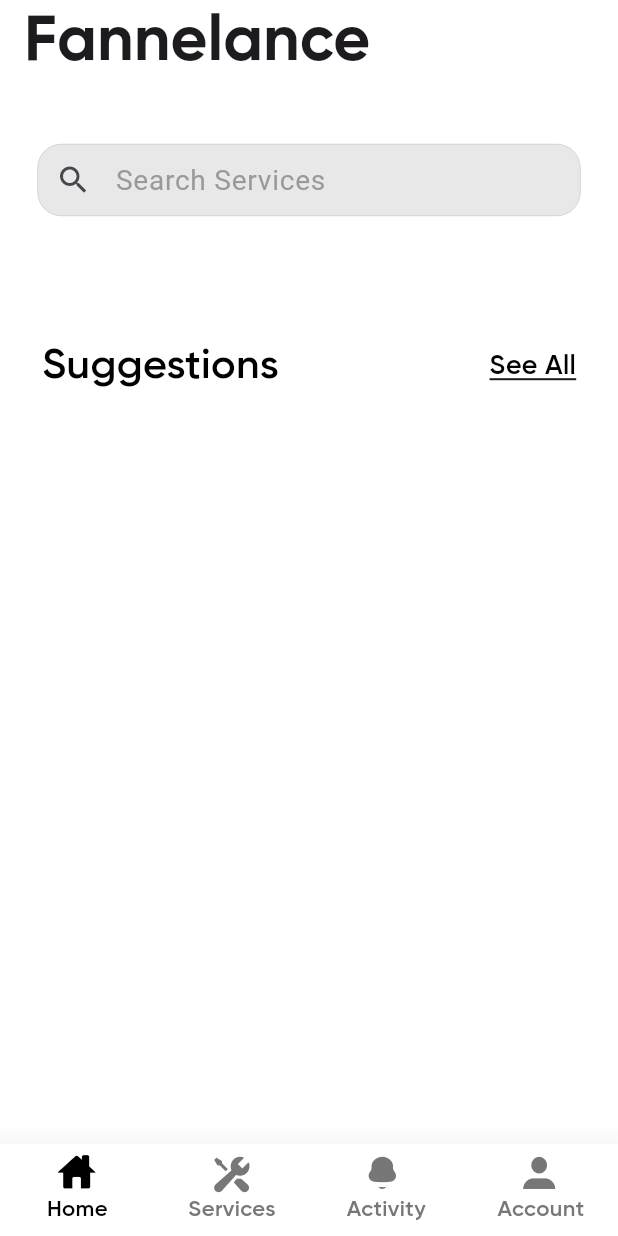
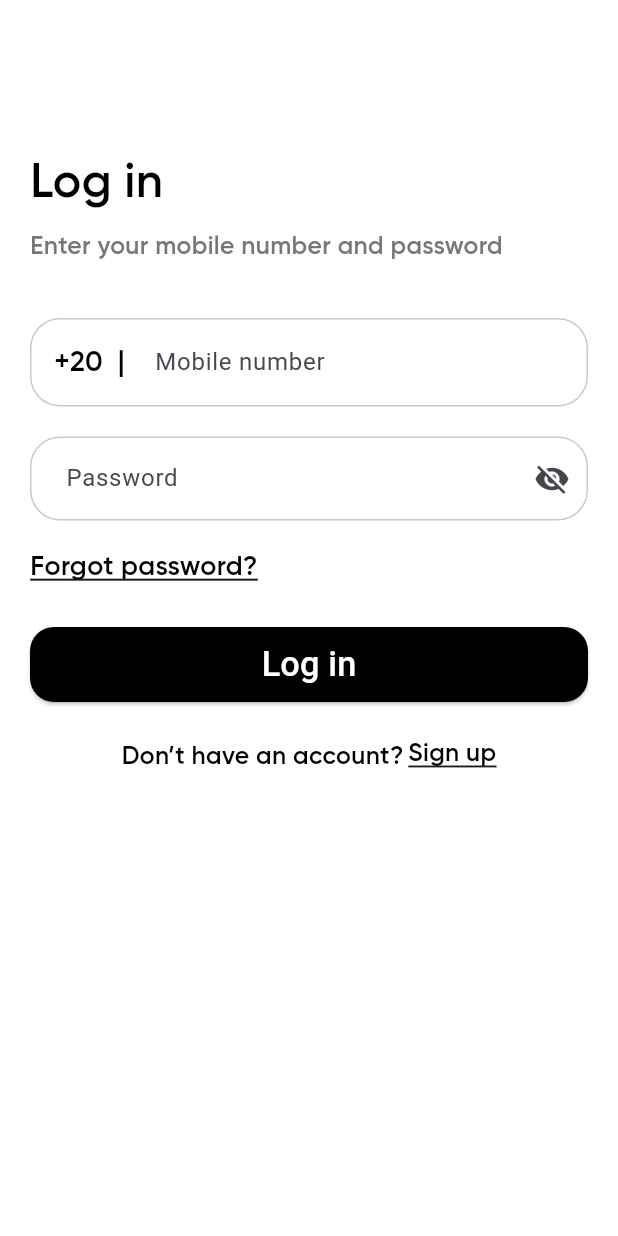
Before and after one commit to Fannelance/User-Flutter-App, a Flutter app: the screen it shows after launch, on a phone screen of 412 x 824 dp. Run offline on Flutter 3.47's test engine with Material 3 defaults, Android fonts, the phone set to English and light mode, and no system bars; drawn by our look-alikes of searchfield; our stand-ins replace dio, flutter_dotenv, flutter_secure_storage, iconsax, jwt_decoder; missing offline and left inert: flutter_stripe.

Commit message:
feat: Add authentication

```diff
--- a/lib/main.dart
+++ b/lib/main.dart
@@ -1,29 +1,41 @@
+import 'package:fannelance/core/constants.dart';
+import 'package:fannelance/views/login_view.dart';
 import 'package:fannelance/widgets/nav_bar_widget.dart';
 import 'package:flutter/material.dart';
 import 'package:flutter_dotenv/flutter_dotenv.dart';
+import 'package:flutter_secure_storage/flutter_secure_storage.dart';
 import 'package:flutter_stripe/flutter_stripe.dart';
+import 'package:jwt_decoder/jwt_decoder.dart';
 
 void main() async {
   await dotenv.load(fileName: '.env');
-
+  var secureStorage = const FlutterSecureStorage();
+  final String token = await secureStorage.read(key: 'token') ?? "";
   Stripe.publishableKey = dotenv.env['publishableKey']!;
-  runApp(const Fannelance());
+  runApp(Fannelance(token: token));
 }
 
 class Fannelance extends StatelessWidget {
-  const Fannelance({super.key});
+  final String? token;
+  const Fannelance({
+    required this.token,
+    super.key,
+  });
+
 
   @override
   Widget build(BuildContext context) {
     return MaterialApp(
       debugShowCheckedModeBanner: false,
-      home: const NavBarWidget(),
+      home: (JwtDecoder.isExpired(token!))
+          ? const LoginView()
+          : const NavBarWidget(),
       theme: ThemeData(
-        scaffoldBackgroundColor: const Color(0xffFFFFFF),
-        canvasColor: const Color(0xffFFFFFF),
+        scaffoldBackgroundColor: white,
+        canvasColor: white,
         textTheme: const TextTheme(
           bodyMedium: TextStyle(
-            color: Color(0xff000000),
+            color: black,
             fontFamily: 'Gilroy-SemiBold',
           ),
         ),
--- /dev/null
+++ b/lib/views/login_view.dart
@@ -0,0 +1,86 @@
+import 'dart:convert';
+import 'package:dio/dio.dart';
+import 'package:fannelance/core/utils.dart';
+import 'package:fannelance/views/signup_view.dart';
+import 'package:fannelance/widgets/authentication_body_widget.dart';
+import 'package:fannelance/widgets/nav_bar_widget.dart';
+import 'package:flutter/material.dart';
+import 'package:flutter_dotenv/flutter_dotenv.dart';
+import 'package:flutter_secure_storage/flutter_secure_storage.dart';
+
+class LoginView extends StatelessWidget {
+  const LoginView({super.key});
+
+  @override
+  Widget build(BuildContext context) {
+    final double screenWidth = MediaQuery.of(context).size.width;
+    const secureStorage =  FlutterSecureStorage();
+
+    Future<void> loginRequest() async {
+      try {
+        await dotenv.load(fileName: '.env');
+        final String? serverURL = dotenv.env['serverURL'];
+
+        Dio dio = Dio();
+        String url = '$serverURL/user/login';
+        Map<String, dynamic> data = {
+          'password': AuthenticationBodyWidgetState.passwordController.text,
+          'phone': AuthenticationBodyWidgetState.mobileNumberController.text,
+        };
+        String jsonData = jsonEncode(data);
+        Response response = await dio.post(
+          url,
+          data: jsonData,
+          options: Options(
+            headers: {
+              'Content-Type': 'application/json',
+            },
+          ),
+        );
+
+        if (response.statusCode == 200) {
+          print('Success!');
+          await secureStorage.write(
+              key: 'token', value: response.data['token']);
+          if (context.mounted) {
+            Navigator.push(
+              context,
+              MaterialPageRoute(builder: (context) {
+                return const NavBarWidget();
+              }),
+            );
+          }
+        } else {
+          print('Failed with status: ${response.statusCode}');
+        }
+      } catch (e) {
+        print('Error: $e');
+      }
+    }
+
+    return Scaffold(
+      body: AuthenticationBodyWidget(
+        title: 'Log in',
+        subTitle: 'Enter your mobile number and password',
+        noteText: GestureDetector(
+          onTap: () {},
+          child: Text(
+            'Forgot password?',
+            style: AppStyles(
+              fontSize: screenWidth / 23,
+            ).styleUnderline,
+          ),
+        ),
+        buttonText: 'Log in',
+        questionText: 'Don’t have an account?',
+        suggestionText: 'Sign up',
+        onTap: () {
+          Navigator.push(context, MaterialPageRoute(builder: (context) {
+            return const SignupView();
+          }));
+        },
+        buttonOnPressed: loginRequest,
+      ),
+    );
+  }
+}
--- /dev/null
+++ b/lib/widgets/authentication_body_widget.dart
@@ -0,0 +1,199 @@
+import 'package:fannelance/core/constants.dart';
+import 'package:fannelance/core/utils.dart';
+import 'package:fannelance/widgets/authentication_textfield_widget.dart';
+import 'package:flutter/material.dart';
+
+class AuthenticationBodyWidget extends StatefulWidget {
+  final Widget? usernameTextField;
+  final Widget noteText;
+  final String buttonText;
+  final String questionText;
+  final String suggestionText;
+  final String title;
+  final String subTitle;
+  final void Function() onTap;
+  final Future<void> Function() buttonOnPressed;
+
+  const AuthenticationBodyWidget({
+    super.key,
+    this.usernameTextField,
+    required this.noteText,
+    required this.buttonText,
+    required this.questionText,
+    required this.suggestionText,
+    required this.title,
+    required this.subTitle,
+    required this.onTap,
+    required this.buttonOnPressed,
+  });
+
+  @override
+  State<AuthenticationBodyWidget> createState() =>
+      AuthenticationBodyWidgetState();
+}
+
+class AuthenticationBodyWidgetState extends State<AuthenticationBodyWidget> {
+  static TextEditingController passwordController = TextEditingController();
+  static TextEditingController mobileNumberController = TextEditingController();
+
+  bool obscureText = true;
+
+  @override
+  void initState() {
+    super.initState();
+    obscureText = true;
+  }
+
+  @override
+  Widget build(BuildContext context) {
+    final double screenWidth = MediaQuery.of(context).size.width;
+
+    return Padding(
+      padding: const EdgeInsets.symmetric(horizontal: 20),
+      child: SingleChildScrollView(
+        child: Column(
+          children: [
+            const SizedBox(
+              height: 100,
+            ),
+            //title
+            Row(
+              children: [
+                Text(
+                  widget.title,
+                  style: TextStyle(
+                    fontSize: screenWidth / 13,
+                  ),
+                ),
+              ],
+            ),
+            const SizedBox(
+              height: 8,
+            ),
+            //subtitle
+            Row(
+              children: [
+                Text(
+                  widget.subTitle,
+                  style: TextStyle(
+                    color: grey7,
+                    fontSize: screenWidth / 25,
+                  ),
+                ),
+              ],
+            ),
+            const SizedBox(
+              height: 35,
+            ),
+            //username
+            if (widget.usernameTextField != null) widget.usernameTextField!,
+
+            //mobile number
+            AuthenticationTextFieldWidget(
+              hint: 'Mobile number',
+              inputType: TextInputType.number,
+              countryCode: Padding(
+                padding: const EdgeInsets.all(16.0),
+                child: Text(
+                  '+20  |',
+                  style: TextStyle(fontSize: screenWidth / 22),
+                ),
+              ),
+              input: mobileNumberController,
+            ),
+            const SizedBox(
+              height: 20,
+            ),
+            //password
+            AuthenticationTextFieldWidget(
+              hint: 'Password',
+              obscureText: obscureText,
+              autocorrect: false,
+              visibilityIcon: IconButton(
+                icon: Icon(
+                  obscureText ? Icons.visibility_off : Icons.visibility,
+                ),
+                onPressed: () {
+                  setState(() {
+                    obscureText = !obscureText;
+                  });
+                },
+              ),
+              input: passwordController,
+              // validator: validatePassword,
+            ),
+            const SizedBox(
+              height: 20,
+            ),
+            //note
+            Row(
+              children: [
+                Flexible(child: widget.noteText),
+              ],
+            ),
+            const SizedBox(
+              height: 25,
+            ),
+            //button
+            ElevatedButton(
+              onPressed: widget.buttonOnPressed,
+              style: ButtonStyle(
+                fixedSize: MaterialStateProperty.all(
+                  const Size(
+                    double.infinity,
+                    50,
+                  ),
+                ),
+                backgroundColor: MaterialStateProperty.all(black),
+                shape: MaterialStateProperty.all(
+                  RoundedRectangleBorder(
+                    borderRadius: BorderRadius.circular(16),
+                  ),
+                ),
+              ),
+              child: Center(
+                child: Text(
+                  widget.buttonText,
+                  style: TextStyle(
+                    color: white,
+                    fontSize: screenWidth / 18,
+                  ),
+                ),
+              ),
+            ),
+            const SizedBox(
+              height: 25,
+            ),
+            //suggestion
+            Row(
+              mainAxisAlignment: MainAxisAlignment.center,
+              children: [
+                Text(
+                  widget.questionText,
+                  style: TextStyle(
+                    fontSize: screenWidth / 25,
+                  ),
+                ),
+                const SizedBox(
+                  width: 3,
+                ),
+                GestureDetector(
+                  onTap: widget.onTap,
+                  child: Text(
+                    widget.suggestionText,
+                    style: AppStyles(
+                      fontSize: screenWidth / 25,
+                    ).styleUnderline,
+                  ),
+                ),
+              ],
+            ),
+            const SizedBox(
+              height: 25,
+            ),
+          ],
+        ),
+      ),
+    );
+  }
+}
--- /dev/null
+++ b/lib/widgets/authentication_textfield_widget.dart
@@ -0,0 +1,56 @@
+import 'package:fannelance/core/constants.dart';
+import 'package:flutter/material.dart';
+
+class AuthenticationTextFieldWidget extends StatelessWidget {
+  final String hint;
+  final Widget? countryCode;
+  final Widget? visibilityIcon;
+  final TextInputType? inputType;
+  final bool obscureText;
+  final bool autocorrect;
+  final TextEditingController input;
+
+  const AuthenticationTextFieldWidget({
+    super.key,
+    required this.hint,
+    this.inputType,
+    this.countryCode,
+    this.obscureText = false,
+    this.autocorrect = true,
+    this.visibilityIcon,
+    required this.input,
+  });
+
+  @override
+  Widget build(BuildContext context) {
+    return TextFormField(
+      controller: input,
+      obscureText: obscureText,
+      enableSuggestions: autocorrect,
+      autocorrect: autocorrect,
+      keyboardType: inputType,
+      cursorColor: black,
+      decoration: InputDecoration(
+        suffixIcon: visibilityIcon,
+        prefixIcon: countryCode,
+        hintText: hint,
+        contentPadding: const EdgeInsets.symmetric(
+          horizontal: 20,
+          vertical: 16,
+        ),
+        enabledBorder: OutlineInputBorder(
+          borderSide: const BorderSide(color: greyC8),
+          borderRadius: BorderRadius.circular(20),
+        ),
+        focusedBorder: OutlineInputBorder(
+          borderRadius: BorderRadius.circular(20),
+          borderSide: const BorderSide(color: black),
+        ),
+        focusColor: black,
+      ),
+      onTapOutside: (pointer) {
+        FocusManager.instance.primaryFocus?.unfocus();
+      },
+    );
+  }
+}
```
Also changed, not shown: lib/views/signup_view.dart (added, +99 -0 lines).
